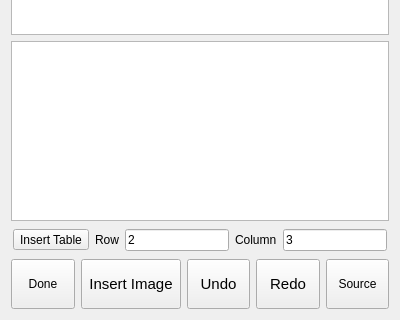
Qt form src/dlgMemos.ui (ic005k/Knot-Legacy) before a commit; both pictures show x 0 to 400 and y 156 to 476 of the 400 by 476 pixel window.
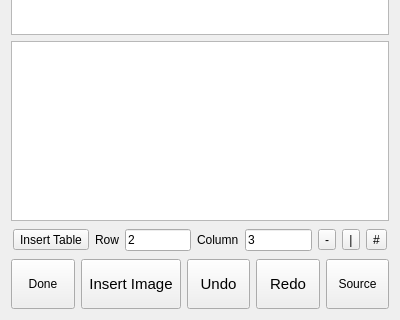
The same form after that commit. Icons and pictures are not drawn.

Commit message: Optimized memo

Patch:
```diff
--- a/src/dlgMemos.ui
+++ b/src/dlgMemos.ui
@@ -250,6 +250,39 @@
         </property>
        </widget>
       </item>
+      <item>
+       <widget class="QToolButton" name="btnSeparator">
+        <property name="sizePolicy">
+         <sizepolicy hsizetype="Preferred" vsizetype="Fixed">
+          <horstretch>0</horstretch>
+          <verstretch>0</verstretch>
+         </sizepolicy>
+        </property>
+        <property name="text">
+         <string>-</string>
+        </property>
+       </widget>
+      </item>
+      <item>
+       <widget class="QToolButton" name="btnVLine">
+        <property name="text">
+         <string>|</string>
+        </property>
+       </widget>
+      </item>
+      <item>
+       <widget class="QToolButton" name="btnWells">
+        <property name="sizePolicy">
+         <sizepolicy hsizetype="Preferred" vsizetype="Fixed">
+          <horstretch>0</horstretch>
+          <verstretch>0</verstretch>
+         </sizepolicy>
+        </property>
+        <property name="text">
+         <string>#</string>
+        </property>
+       </widget>
+      </item>
      </layout>
     </widget>
    </item>
```
The commit also changes 2 other files.
